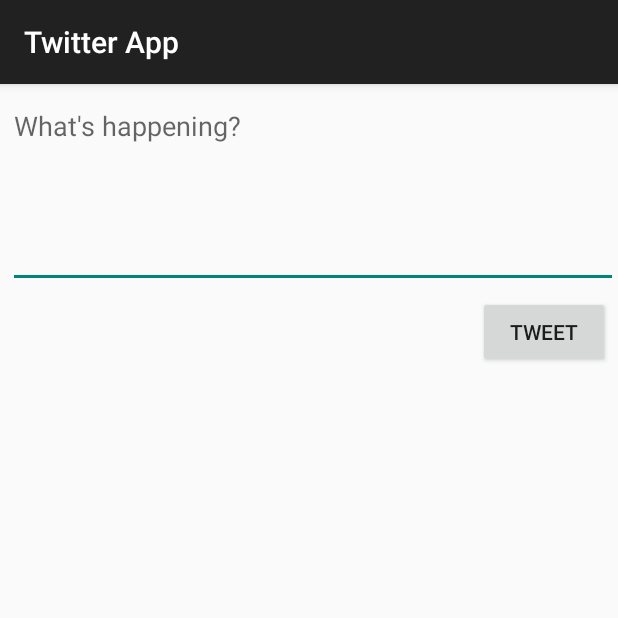
After one commit to prithviokade/TwitterApp, an Android app: the ComposeActivity screen opened directly, with no data from a screen before it, on a phone screen of 412 x 824 dp, the top half of it. The commit adds this screen. Run offline under Robolectric (Android 15) with nearby library versions, the phone set to English and light mode, and no system bars; 2 statements that could not run were skipped.

Commit message:
Compose button and activity

```diff
--- a/app/src/main/AndroidManifest.xml
+++ b/app/src/main/AndroidManifest.xml
@@ -13,7 +13,8 @@
         android:icon="@drawable/ic_launcher"
         android:label="@string/app_name"
         android:theme="@style/AppTheme">
-        <activity android:name=".TimelineActivity"></activity>
+        <activity android:name=".ComposeActivity"></activity>
+        <activity android:name=".TimelineActivity" />
         <activity
             android:name=".LoginActivity"
             android:label="@string/app_name"
--- /dev/null
+++ b/app/src/main/java/com/codepath/apps/restclienttemplate/ComposeActivity.java
@@ -0,0 +1,44 @@
+package com.codepath.apps.restclienttemplate;
+
+import androidx.appcompat.app.AppCompatActivity;
+
+import android.os.Bundle;
+import android.view.View;
+import android.widget.Button;
+import android.widget.EditText;
+import android.widget.Toast;
+
+public class ComposeActivity extends AppCompatActivity {
+
+    public static final int MAX_TWEET_LENGTH = 240
+
+    EditText etCompose;
+    Button btnTweet;
+
+    @Override
+    protected void onCreate(Bundle savedInstanceState) {
+        super.onCreate(savedInstanceState);
+        setContentView(R.layout.activity_compose);
+
+        etCompose = findViewById(R.id.etCompose);
+        btnTweet = findViewById(R.id.btnTweet);
+
+        // Set click listener on button
+        btnTweet.setOnClickListener(new View.OnClickListener() {
+            @Override
+            public void onClick(View view) {
+                String tweetContent = etCompose.getText().toString();
+                if (tweetContent.isEmpty()) {
+                    Toast.makeText(ComposeActivity.this, "Your tweet cannot be empty", Toast.LENGTH_LONG).show();
+                    return;
+                }
+                if (tweetContent.length() > MAX_TWEET_LENGTH) {
+                    Toast.makeText(ComposeActivity.this, "Your tweet is too long", Toast.LENGTH_LONG).show();
+                    return;
+                }
+                // Make API call on Twitter to post
+
+            }
+        });
+    }
+}
--- /dev/null
+++ b/app/src/main/res/layout/activity_compose.xml
@@ -0,0 +1,32 @@
+<?xml version="1.0" encoding="utf-8"?>
+<RelativeLayout xmlns:android="http://schemas.android.com/apk/res/android"
+    xmlns:app="http://schemas.android.com/apk/res-auto"
+    xmlns:tools="http://schemas.android.com/tools"
+    android:layout_width="match_parent"
+    android:layout_height="match_parent"
+    tools:context=".ComposeActivity">
+
+    <EditText
+        android:id="@+id/etCompose"
+        android:layout_width="match_parent"
+        android:layout_height="wrap_content"
+        android:layout_alignParentStart="true"
+        android:layout_alignParentTop="true"
+        android:layout_marginStart="5dp"
+        android:layout_marginTop="5dp"
+        android:ems="10"
+        android:gravity="start|top"
+        android:hint="@string/what_s_happening"
+        android:inputType="textMultiLine"
+        android:minLines="5" />
+
+    <Button
+        android:id="@+id/btnTweet"
+        android:layout_width="wrap_content"
+        android:layout_height="wrap_content"
+        android:layout_below="@+id/etCompose"
+        android:layout_alignParentEnd="true"
+        android:layout_marginTop="5dp"
+        android:layout_marginEnd="5dp"
+        android:text="@string/tweet" />
+</RelativeLayout>
--- a/app/src/main/res/values/strings.xml
+++ b/app/src/main/res/values/strings.xml
@@ -5,5 +5,7 @@
     <string name="login_label">Log in</string>
     <string name="intent_scheme">oauth</string>
     <string name="intent_host">cprest</string>
+    <string name="tweet">Tweet</string>
+    <string name="what_s_happening">What\'s happening?</string>
 
 </resources>
```
Also changed, not shown: app/src/main/java/com/codepath/apps/restclienttemplate/TimelineActivity.java (+22 -0 lines), app/src/main/res/menu/menu_main.xml (+7 -1 lines).
